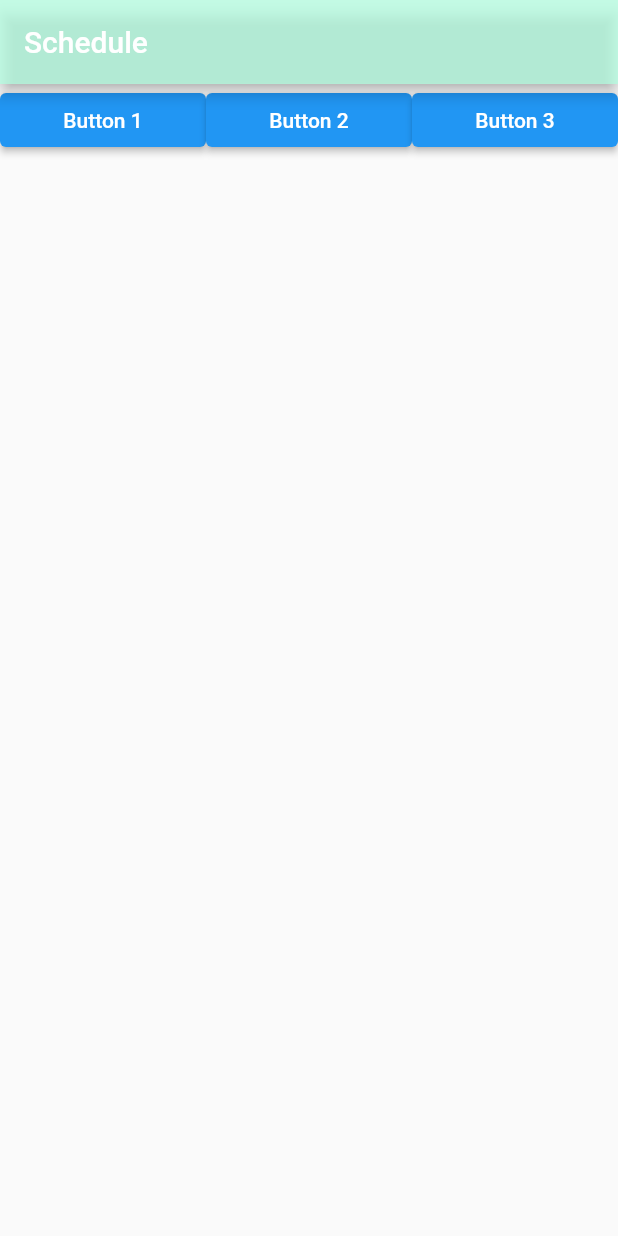
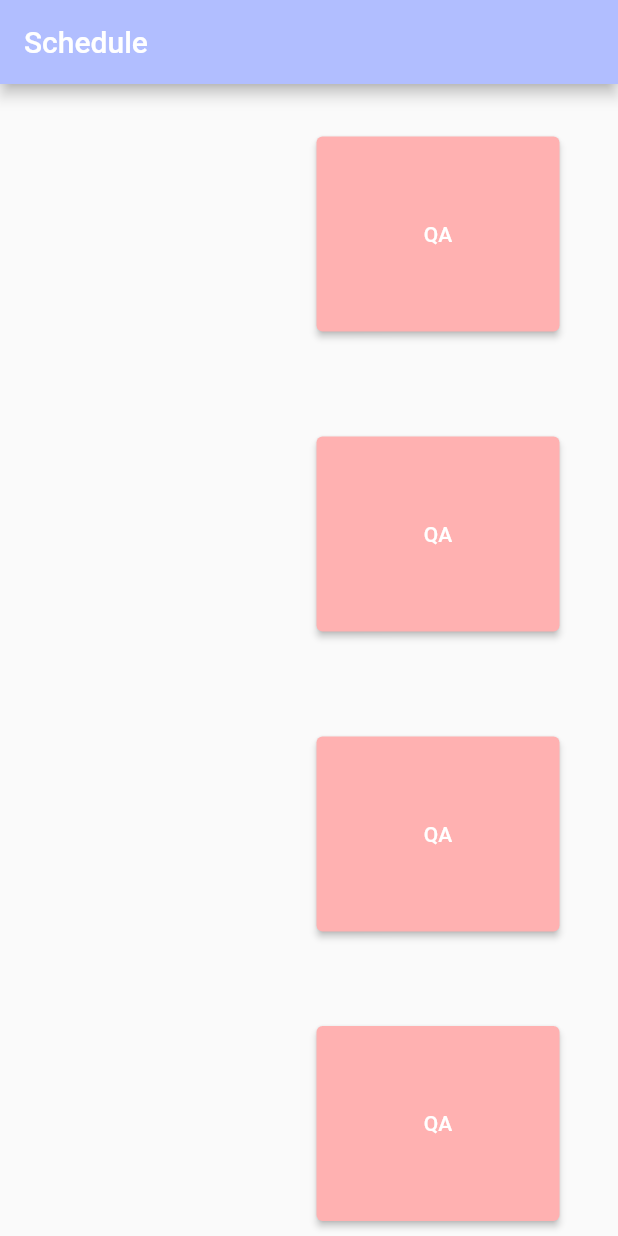
Before and after one commit to tharindu12345/PUSL2023-lmsAppN, a Flutter app: the screen it shows after launch, on a phone screen of 412 x 824 dp. Run offline on Flutter 3.47's test engine with Material 2 defaults, Android fonts, the phone set to English and light mode, and no system bars; missing offline and left inert: flutter_cached_pdfview.

Commit message:
first comit

```diff
--- a/lib/Schedule.dart
+++ b/lib/Schedule.dart
@@ -10,33 +10,135 @@ class Schedule extends StatelessWidget {
       home: Scaffold(
         appBar: AppBar(
           title: Text('Schedule'),
-          backgroundColor: Color.fromARGB(181, 177, 255, 224),
+          backgroundColor: Color.fromRGBO(177, 190, 255, 75),
         ),
-        body: Row(
+        body: Column(
+          crossAxisAlignment: CrossAxisAlignment.stretch,
           children: [
-            Expanded(
+            Row(
+              children: [
+                Builder(builder: (context) {
+                  return Padding(
+                    padding: const EdgeInsets.symmetric(
+                        vertical: 100.0, horizontal: 100.0),
+                  );
+                }),
+                Builder(builder: (context) {
+                  return Padding(
+                    padding: const EdgeInsets.symmetric(
+                        vertical: 11.0, horizontal: 11.0),
                     child: ElevatedButton(
                       onPressed: () {
-                  // TODO: Implement button 1 functionality
+                        Navigator.pushNamed(context, "/qa");
                       },
-                child: Text('Button 1'),
+                      child: const SizedBox(
+                        height: 130,
+                        width: 130,
+                        child: Center(
+                          child: Text('QA'),
                         ),
                       ),
-            Expanded(
+                      style: ElevatedButton.styleFrom(
+                        primary: Color.fromRGBO(255, 177, 177, 50),
+                      ),
+                    ),
+                  );
+                }),
+              ],
+            ),
+            Row(
+              children: [
+                Builder(builder: (context) {
+                  return Padding(
+                    padding: const EdgeInsets.symmetric(
+                        vertical: 100.0, horizontal: 100.0),
+                  );
+                }),
+                Builder(builder: (context) {
+                  return Padding(
+                    padding: const EdgeInsets.symmetric(
+                        vertical: 11.0, horizontal: 11.0),
                     child: ElevatedButton(
                       onPressed: () {
-                  // TODO: Implement button 2 functionality
+                        Navigator.pushNamed(context, "/qa");
                       },
-                child: Text('Button 2'),
+                      child: const SizedBox(
+                        height: 130,
+                        width: 130,
+                        child: Center(
+                          child: Text('QA'),
                         ),
                       ),
-            Expanded(
+                      style: ElevatedButton.styleFrom(
+                        primary: Color.fromRGBO(255, 177, 177, 50),
+                      ),
+                    ),
+                  );
+                }),
+              ],
+            ),
+            Row(
+              children: [
+                Builder(builder: (context) {
+                  return Padding(
+                    padding: const EdgeInsets.symmetric(
+                        vertical: 100.0, horizontal: 100.0),
+                  );
+                }),
+                Builder(builder: (context) {
+                  return Padding(
+                    padding: const EdgeInsets.symmetric(
+                        vertical: 11.0, horizontal: 11.0),
                     child: ElevatedButton(
                       onPressed: () {
-                  // TODO: Implement button 3 functionality
+                        Navigator.pushNamed(context, "/qa");
                       },
-                child: Text('Button 3'),
+                      child: const SizedBox(
+                        height: 130,
+                        width: 130,
+                        child: Center(
+                          child: Text('QA'),
                         ),
+                      ),
+                      style: ElevatedButton.styleFrom(
+                        primary: Color.fromRGBO(255, 177, 177, 50),
+                      ),
+                    ),
+                  );
+                }),
+              ],
+            ),
+            Row(
+              children: [
+                Builder(builder: (context) {
+                  return Padding(
+                    padding: const EdgeInsets.symmetric(
+                        vertical: 93.0, horizontal: 100.0),
+                  );
+
+                }),
+                Builder(builder: (context) {
+                  return Padding(
+                    padding: const EdgeInsets.symmetric(
+                        vertical: 11.0, horizontal: 11.0),
+                    child: ElevatedButton(
+                      onPressed: () {
+                        Navigator.pushNamed(context, "/qa");
+                      },
+                      child: const SizedBox(
+                        height: 130,
+                        width: 130,
+                        child: Center(
+                          child: Text('QA'),
+                        ),
+                      ),
+                      style: ElevatedButton.styleFrom(
+                        primary: Color.fromRGBO(255, 177, 177, 50),
+                      ),
+                    ),
+                  );
+                }),
+              ],
             ),
           ],
         ),
```
Lines whose indentation alone changed are shown as unchanged.
